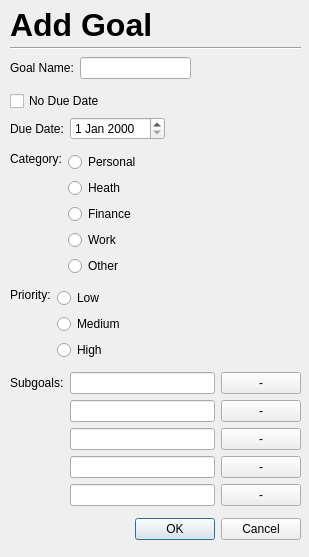
The window that UI/AddGoal.ui (cis422-goaltracker/goaltracker) describes before a commit, drawn with Qt 5.
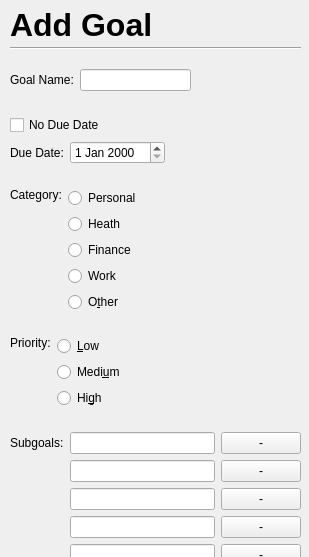
The same window after the commit.

Commit message: combined Edit and Add Goal

Diff of the .ui file:
```diff
--- a/UI/AddGoal.ui
+++ b/UI/AddGoal.ui
@@ -19,7 +19,7 @@
      <x>10</x>
      <y>51</y>
      <width>291</width>
-     <height>496</height>
+     <height>580</height>
     </rect>
    </property>
    <layout class="QVBoxLayout" name="verticalLayout">
@@ -142,7 +142,7 @@
         <item>
          <widget class="QRadioButton" name="otherRadioButton">
           <property name="text">
-           <string>Other</string>
+           <string>O&amp;ther</string>
           </property>
           <attribute name="buttonGroup">
            <string notr="true">categoryButtonGroup</string>
@@ -180,7 +180,7 @@
         <item>
          <widget class="QRadioButton" name="lowRadioButton">
           <property name="text">
-           <string>Low</string>
+           <string>&amp;Low</string>
           </property>
           <attribute name="buttonGroup">
            <string notr="true">priorityButtonGroup</string>
@@ -190,7 +190,7 @@
         <item>
          <widget class="QRadioButton" name="mediumRadioButton">
           <property name="text">
-           <string>Medium</string>
+           <string>Medi&amp;um</string>
           </property>
           <attribute name="buttonGroup">
            <string notr="true">priorityButtonGroup</string>
@@ -200,7 +200,7 @@
         <item>
          <widget class="QRadioButton" name="highRadioButton">
           <property name="text">
-           <string>High</string>
+           <string>Hi&amp;gh</string>
           </property>
           <attribute name="buttonGroup">
            <string notr="true">priorityButtonGroup</string>
```
Left out of the diff: 2 changed lines with no effect on the pictures. The commit also changes 5 other files.
